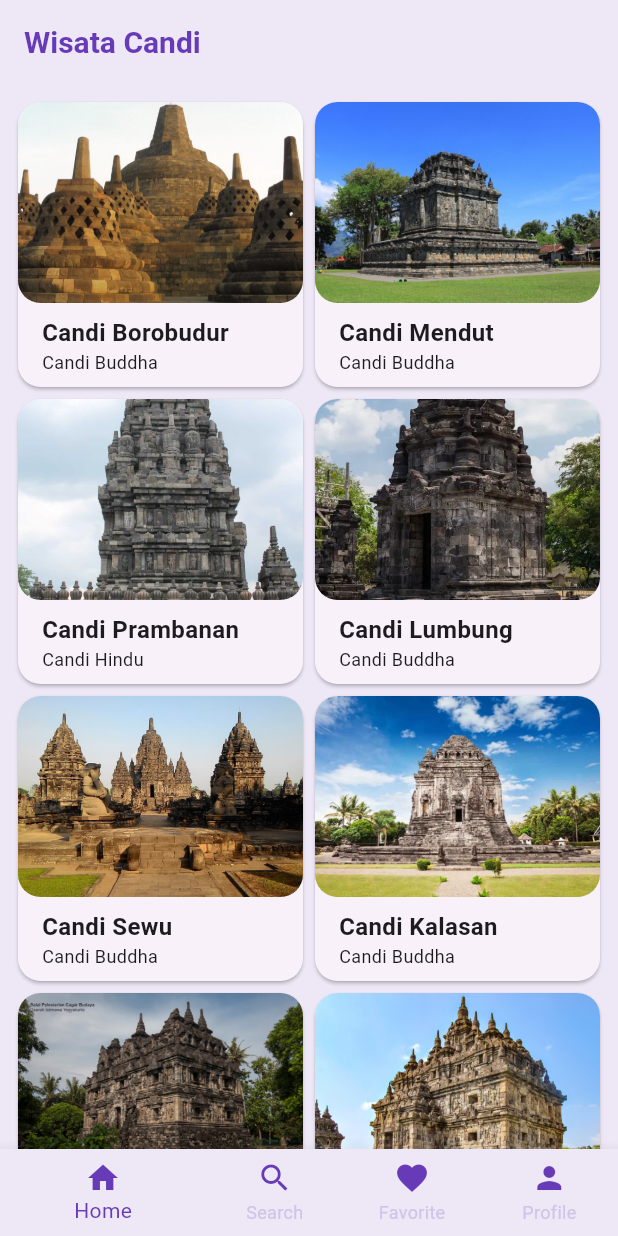
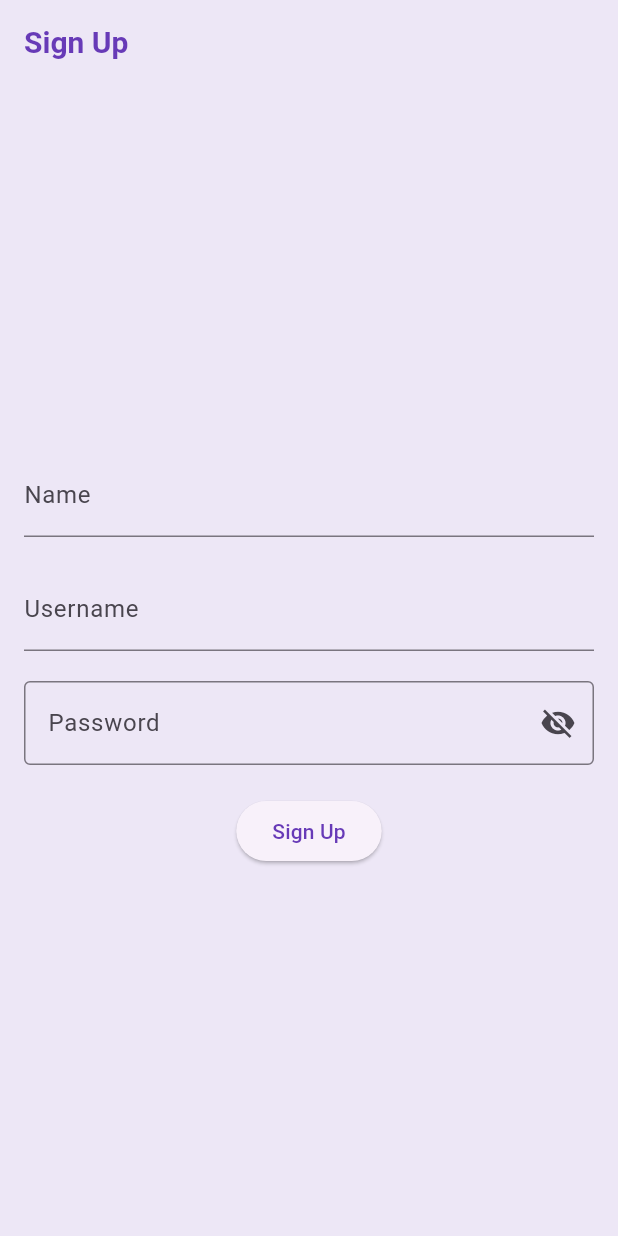
Before and after one commit to Mobile-Programming-MDP/materi-latihan-flutter-brilliantCP, a Flutter app: the screen it shows after launch, on a phone screen of 412 x 824 dp. Run offline on Flutter 3.47's test engine with Material 2 defaults, Android fonts, the phone set to English and light mode, and no system bars.

Commit message:
SignUpScreen

```diff
--- a/wisata_candi/wisata_candi/lib/main.dart
+++ b/wisata_candi/wisata_candi/lib/main.dart
@@ -6,6 +6,7 @@ import 'package:wisata_candi/screens/profile_screen.dart';
 import 'package:wisata_candi/screens/search_screen.dart';
 import 'package:wisata_candi/screens/sign_in.dart';
 import 'package:wisata_candi/screens/home_screen.dart';
+import 'package:wisata_candi/screens/sign_up_screen.dart';
 
 void main() {
   runApp(const MyApp());
@@ -36,7 +37,8 @@ class MyApp extends StatelessWidget {
         ),
         useMaterial3: true,
       ),
-      home: MainScreen(),
+      // home: MainScreen(),
+      home: SignUpScreen(),
       // home: DetailScreen(candi: candiList[0]),
       // home: HomeScreen(),
     );
--- /dev/null
+++ b/wisata_candi/wisata_candi/lib/screens/sign_up_screen.dart
@@ -0,0 +1,118 @@
+import 'package:flutter/material.dart';
+import 'package:wisata_candi/screens/sign_in.dart';
+
+class SignUpScreen extends StatefulWidget {
+  const SignUpScreen({super.key});
+
+  @override
+  State<SignUpScreen> createState() => _SignUpScreenState();
+}
+
+class _SignUpScreenState extends State<SignUpScreen> {
+  final TextEditingController _nameController = TextEditingController();
+  final TextEditingController _usernameController = TextEditingController();
+  final TextEditingController _passwordController = TextEditingController();
+
+  String _errorText = "";
+  bool _obscurePassword = true;
+
+  //TODO: 1 membuat fungsi _signUp
+  void _signUp() {
+    final String name = _nameController.text.trim();
+    final String username = _usernameController.text.trim();
+    final String password = _passwordController.text.trim();
+
+    if (password.length < 8 ||
+        !password.contains(RegExp(r'[A-Z]')) ||
+        !password.contains(RegExp(r'[a-z]')) ||
+        !password.contains(RegExp(r'[0-9]')) ||
+        !password.contains(RegExp(r'[!@#\$%^&*(),.?":{}|<>]'))) {
+      setState(() {
+        _errorText =
+            'Minimal 8 Karakter, kombinasi [A-Z], [a-z], [0-9],[!@#\$%^&*(),.?":{}|<>]';
+      });
+    } else {
+      setState(() {
+        _errorText = "";
+      });
+    }
+
+    print('* Sign Up berhasil! ');
+    print('Nama Pengguna: $username');
+    print('Password: $password');
+  }
+
+  //TODO: 2 membuat fungsi dispose
+  @override
+  void dispose() {
+    _nameController.dispose();
+    _usernameController.dispose();
+    _passwordController.dispose();
+  }
+
+  @override
+  Widget build(BuildContext context) {
+    return Scaffold(
+      appBar: AppBar(
+        title: const Text('Sign Up'),
+      ),
+      body: Center(
+        child: SingleChildScrollView(
+          child: Padding(
+            padding: const EdgeInsets.all(16),
+            child: Form(
+                child: Column(
+              crossAxisAlignment: CrossAxisAlignment.center,
+              mainAxisAlignment: MainAxisAlignment.center,
+              children: [
+                TextFormField(
+                  controller: _nameController,
+                  decoration: InputDecoration(
+                    labelText: 'Name',
+                    hintText: 'Masukkan Nama Anda',
+                  ),
+                ),
+                const SizedBox(height: 20),
+                TextFormField(
+                  controller: _usernameController,
+                  decoration: InputDecoration(
+                    labelText: 'Username',
+                    hintText: 'Masukkan Username',
+                    errorText: _errorText.isNotEmpty ? _errorText : null,
+                  ),
+                ),
+                const SizedBox(height: 20),
+                TextFormField(
+                  controller: _passwordController,
+                  decoration: InputDecoration(
+                    labelText: 'Password',
+                    hintText: 'Masukkan Password',
+                    errorText: _errorText.isNotEmpty ? _errorText : null,
+                    border: const OutlineInputBorder(),
+                    suffixIcon: IconButton(
+                      icon: Icon(
+                        _obscurePassword
+                            ? Icons.visibility_off
+                            : Icons.visibility,
+                      ),
+                      onPressed: () {
+                        setState(() {
+                          _obscurePassword = !_obscurePassword;
+                        });
+                      },
+                    ),
+                  ),
+                ),
+                const SizedBox(height: 20),
+                ElevatedButton(
+                  onPressed: _signUp,
+                  child: Text('Sign Up'),
+                ),
+              ],
+            )),
+          ),
+        ),
+      ),
+    );
+  }
+}
```
Also changed, not shown: 1 other file.
